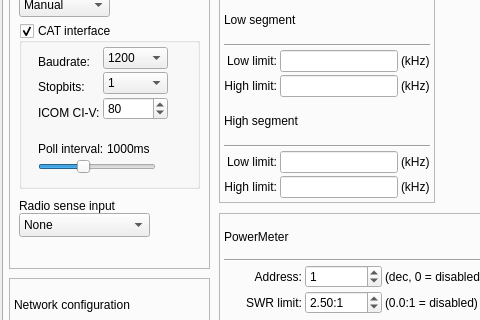
This is c/openASC_Configurator/ui/mainwindow.ui in thegeek82000/openasc as Qt 5 draws it before an edit; both pictures show x 0 to 480 and y 134 to 454 of the 714 by 620 pixel window. The edited form follows.
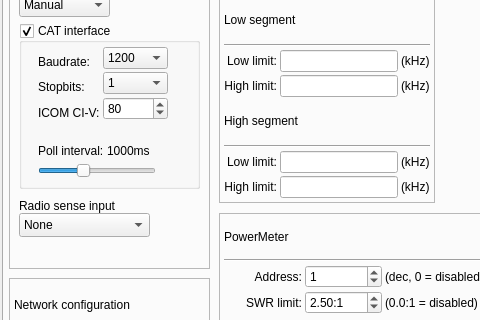
This is the edited form.

Diff of the .ui file:
```diff
--- a/c/openASC_Configurator/ui/mainwindow.ui
+++ b/c/openASC_Configurator/ui/mainwindow.ui
@@ -333,7 +333,7 @@
             <x>15</x>
             <y>115</y>
             <width>126</width>
-            <height>40</height>
+            <height>44</height>
            </rect>
           </property>
           <layout class="QVBoxLayout" name="verticalLayoutPollInterval">
```
Left out of the diff: 2 changed lines with no effect on the pictures.
